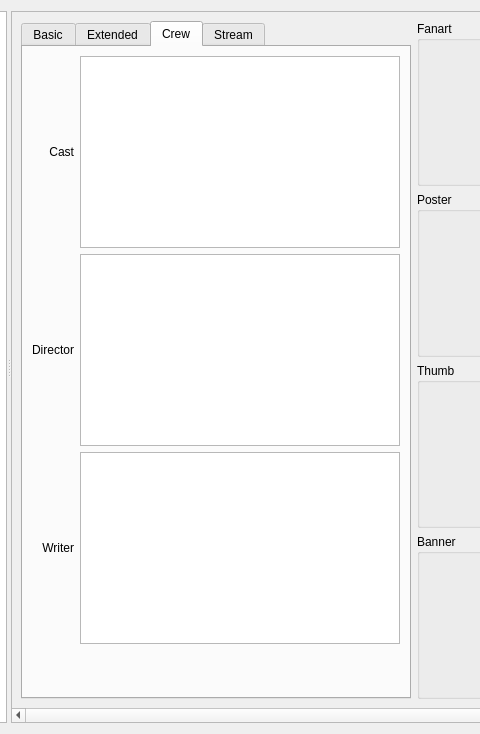
First picture: the form in cvideowidget.ui, repository birkeh/qtKodiAdmin, before the edit; both pictures show x 260 to 740 and y 0 to 734 of the 1072 by 734 pixel window.
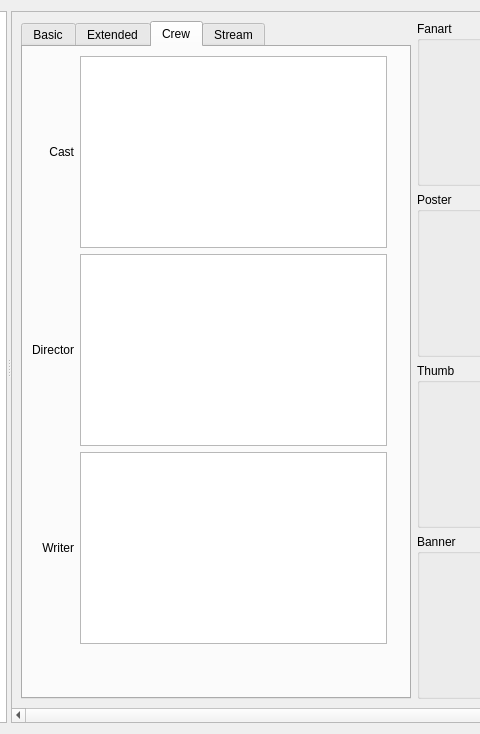
Second picture: the form after the edit.

```diff
--- a/cvideowidget.ui
+++ b/cvideowidget.ui
@@ -571,23 +571,6 @@
              <layout class="QGridLayout" name="gridLayout_10">
               <item row="0" column="0">
                <layout class="QGridLayout" name="gridLayout_9">
-                <item row="1" column="0">
-                 <widget class="QLabel" name="label_19">
-                  <property name="text">
-                   <string>Director</string>
-                  </property>
-                  <property name="alignment">
-                   <set>Qt::AlignRight|Qt::AlignTrailing|Qt::AlignVCenter</set>
-                  </property>
-                 </widget>
-                </item>
-                <item row="1" column="1">
-                 <widget class="QListWidget" name="m_lpDirector">
-                  <property name="alternatingRowColors">
-                   <bool>true</bool>
-                  </property>
-                 </widget>
-                </item>
                 <item row="2" column="0">
                  <widget class="QLabel" name="label_20">
                   <property name="text">
@@ -598,10 +581,13 @@
                   </property>
                  </widget>
                 </item>
-                <item row="2" column="1">
-                 <widget class="QListWidget" name="m_lpWriter">
-                  <property name="alternatingRowColors">
-                   <bool>true</bool>
+                <item row="1" column="0">
+                 <widget class="QLabel" name="label_19">
+                  <property name="text">
+                   <string>Director</string>
+                  </property>
+                  <property name="alignment">
+                   <set>Qt::AlignRight|Qt::AlignTrailing|Qt::AlignVCenter</set>
                   </property>
                  </widget>
                 </item>
@@ -615,8 +601,29 @@
                   </property>
                  </widget>
                 </item>
+                <item row="0" column="2">
+                 <widget class="QLabel" name="m_lpCastPicture">
+                  <property name="text">
+                   <string/>
+                  </property>
+                 </widget>
+                </item>
+                <item row="1" column="2">
+                 <widget class="QLabel" name="m_lpDirectorPicture">
+                  <property name="text">
+                   <string/>
+                  </property>
+                 </widget>
+                </item>
+                <item row="2" column="2">
+                 <widget class="QLabel" name="m_lpWriterPicture">
+                  <property name="text">
+                   <string/>
+                  </property>
+                 </widget>
+                </item>
                 <item row="0" column="1">
-                 <widget class="QTreeWidget" name="m_lpCast">
+                 <widget class="QTreeView" name="m_lpCastView">
                   <property name="editTriggers">
                    <set>QAbstractItemView::NoEditTriggers</set>
                   </property>
@@ -626,22 +633,23 @@
                   <property name="rootIsDecorated">
                    <bool>false</bool>
                   </property>
-                  <property name="columnCount">
-                   <number>2</number>
-                  </property>
                   <attribute name="headerVisible">
                    <bool>false</bool>
                   </attribute>
-                  <column>
-                   <property name="text">
-                    <string notr="true">1</string>
-                   </property>
-                  </column>
-                  <column>
-                   <property name="text">
-                    <string notr="true">2</string>
-                   </property>
-                  </column>
+                 </widget>
+                </item>
+                <item row="1" column="1">
+                 <widget class="QListView" name="m_lpDirectorView">
+                  <property name="alternatingRowColors">
+                   <bool>true</bool>
+                  </property>
+                 </widget>
+                </item>
+                <item row="2" column="1">
+                 <widget class="QListView" name="m_lpWriterView">
+                  <property name="alternatingRowColors">
+                   <bool>true</bool>
+                  </property>
                  </widget>
                 </item>
                </layout>
```
